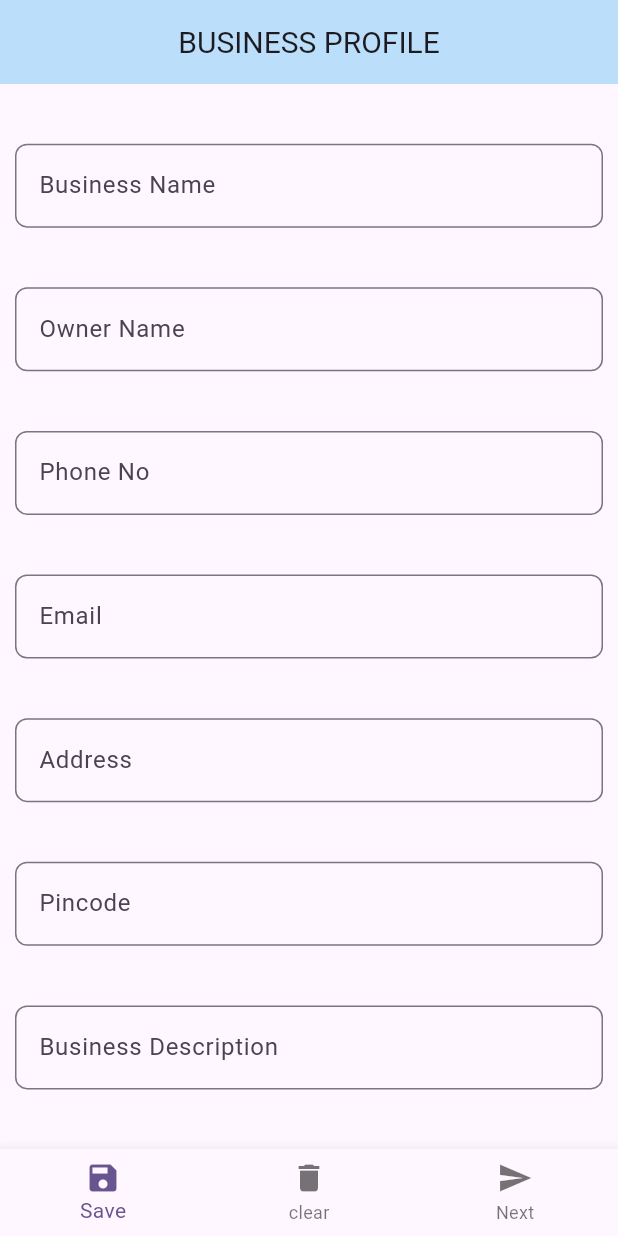
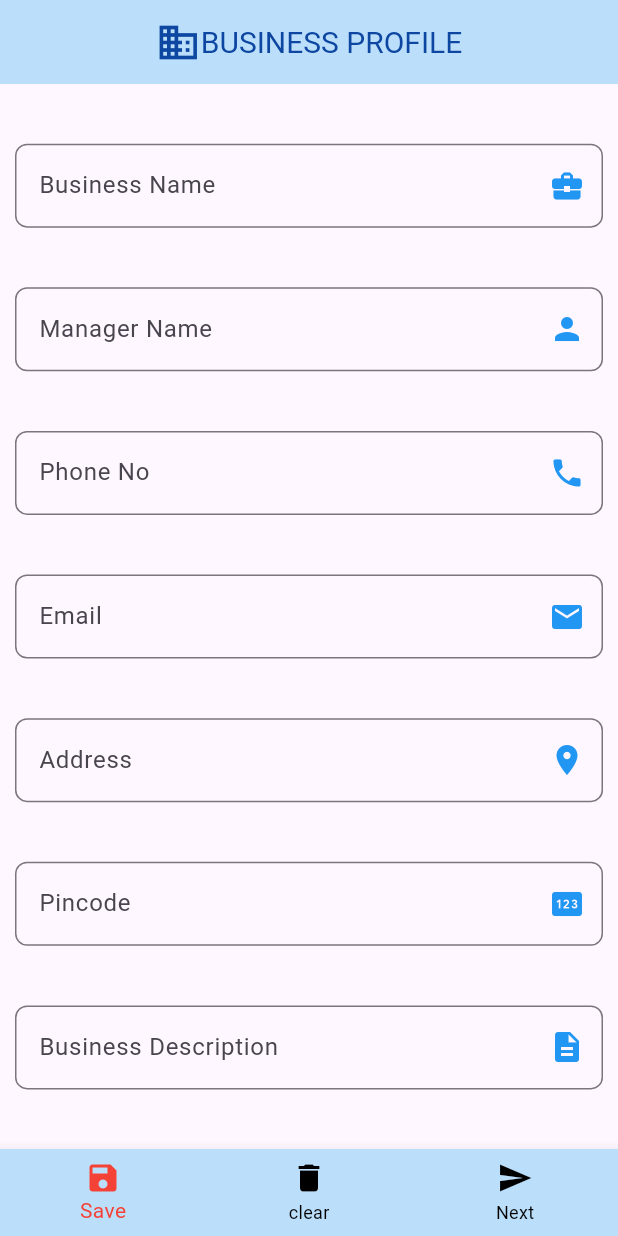
Before and after one commit to akashvtrs/project, a Flutter app: the screen it shows after launch, on a phone screen of 412 x 824 dp. Run offline on Flutter 3.47's test engine with Material 3 defaults, Android fonts, the phone set to English and light mode, and no system bars; missing offline and left inert: dart:js_util.

Commit message:
finished business profile page

```diff
--- a/lib/business_profile/details.dart
+++ b/lib/business_profile/details.dart
@@ -130,7 +130,16 @@ business_description_controller.text="";
 
       appBar: AppBar(
         backgroundColor: Colors.blue.shade100,
-        title: Center(child: Text("BUSINESS PROFILE", style: TextStyle(fontSize: 20)),),
+        title: Center(child: Row(
+          mainAxisAlignment: MainAxisAlignment.center,
+          children: [
+            Icon(Icons.business, color: Colors.blue.shade900,size: 30,),
+            Text("BUSINESS PROFILE", style: TextStyle(fontSize:
+            20,
+            color: Colors.blue.shade900,
+            )),
+          ],
+        ),),
       ),
       body: Padding(
         padding: EdgeInsets.only(left: 10.0, right: 10.0),
@@ -141,6 +150,7 @@ business_description_controller.text="";
             TextField(
               controller: business_name_controller,
               decoration: InputDecoration(
+                suffixIcon: Icon(Icons.business_center,color:Colors.blue),
                   label: Text("Business Name"),
                   border: OutlineInputBorder(
                       borderRadius: BorderRadius.all(Radius.circular(8.0)))),
@@ -148,13 +158,15 @@ business_description_controller.text="";
             TextField(
               controller: owner_name_controller,
               decoration: InputDecoration(
-                  label: Text("Owner Name"),
+                  suffixIcon: Icon(Icons.person,color:Colors.blue),
+                  label: Text("Manager Name"),
                   border: OutlineInputBorder(
                       borderRadius: BorderRadius.all(Radius.circular(8.0)))),
             ),
             TextField(
               controller: phone_no_controller,
               decoration: InputDecoration(
+                  suffixIcon: Icon(Icons.phone,color:Colors.blue),
                   label: Text("Phone No"),
                   border: OutlineInputBorder(
                       borderRadius: BorderRadius.all(Radius.circular(8.0)))),
@@ -162,6 +174,7 @@ business_description_controller.text="";
             TextField(
               controller: email_controller,
               decoration: InputDecoration(
+                  suffixIcon: Icon(Icons.email,color:Colors.blue),
                   label: Text("Email"),
                   border: OutlineInputBorder(
                       borderRadius: BorderRadius.all(Radius.circular(8.0)))),
@@ -169,6 +182,7 @@ business_description_controller.text="";
             TextField(
               controller: address_controller,
               decoration: InputDecoration(
+                  suffixIcon: Icon(Icons.location_on,color:Colors.blue),
                   label: Text("Address"),
                   border: OutlineInputBorder(
                       borderRadius: BorderRadius.all(Radius.circular(8.0)))),
@@ -176,6 +190,7 @@ business_description_controller.text="";
             TextField(
               controller: pincode_controller,
               decoration: InputDecoration(
+                  suffixIcon: Icon(Icons.pin,color:Colors.blue),
                   label: Text("Pincode"),
                   border: OutlineInputBorder(
                       borderRadius: BorderRadius.all(Radius.circular(8.0)))),
@@ -183,6 +198,7 @@ business_description_controller.text="";
             TextField(
               controller: business_description_controller,
               decoration: InputDecoration(
+                  suffixIcon: Icon(Icons.description,color:Colors.blue),
                   label: Text("Business Description"),
                   border: OutlineInputBorder(
                       borderRadius: BorderRadius.all(Radius.circular(8.0)))),
@@ -192,6 +208,19 @@ business_description_controller.text="";
         ),
       ),
       bottomNavigationBar: BottomNavigationBar(
+        selectedItemColor: Colors.red,
+        unselectedItemColor: Colors.black,
+        selectedIconTheme: IconThemeData(color: Colors.red),
+        unselectedIconTheme: IconThemeData(color: Colors.black),
+
+
+        selectedLabelStyle: TextStyle(
+          fontSize: 14.0,
+
+
+
+        ),
+        backgroundColor: Colors.blue.shade100,
         currentIndex: _selectedIndex, //New
   onTap:_onItemTapped,
     items: const <BottomNavigationBarItem>[
@@ -209,8 +238,11 @@ business_description_controller.text="";
 
       ),
       BottomNavigationBarItem(
+
         icon: Icon(Icons.send),
         label: 'Next',
+
+
       ),
     ],
   ),
```
